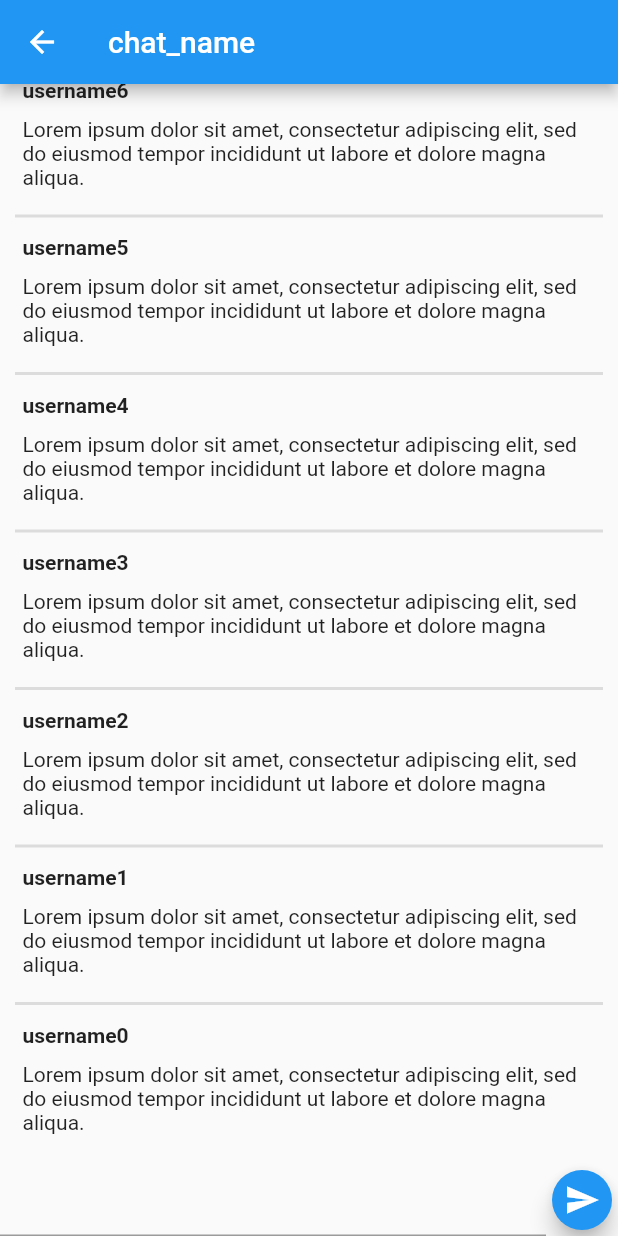
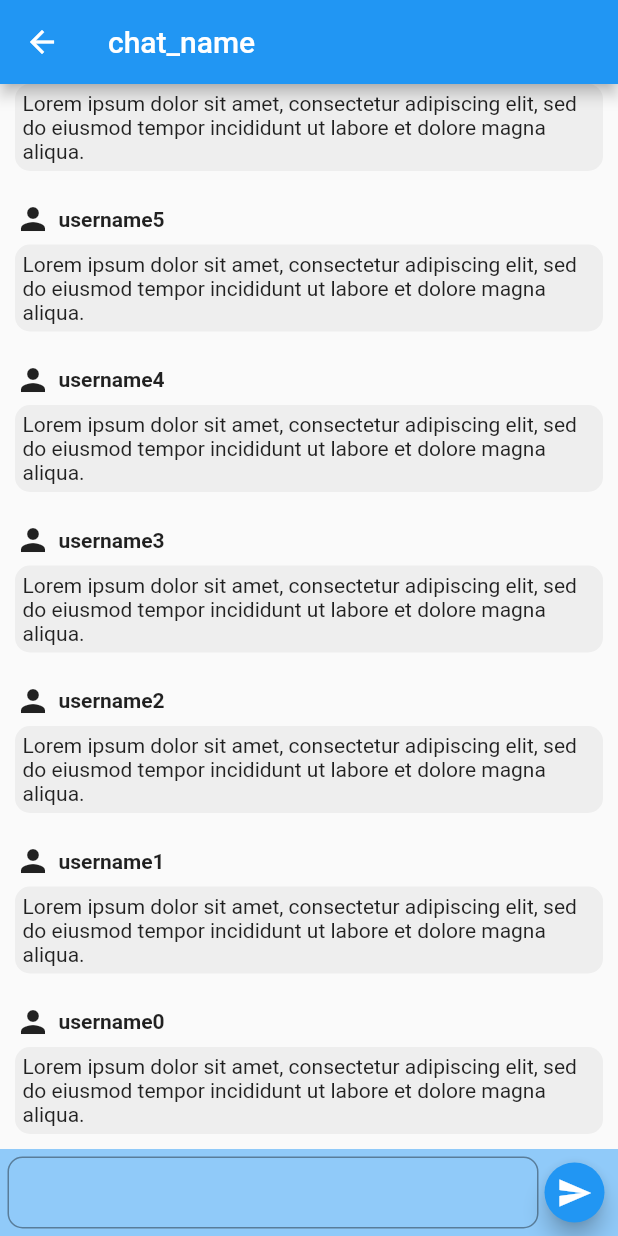
Before and after one commit to afonsoafonsoafonso/bird-chat, a Flutter app: the ChatPage screen opened by its route, on a phone screen of 412 x 824 dp. Run offline on Flutter 3.47's test engine with Material 2 defaults, Android fonts, the phone set to English and light mode, and no system bars.

Commit message:
improved look of chat page

```diff
--- a/bird_chat/lib/screens/ChatPage.dart
+++ b/bird_chat/lib/screens/ChatPage.dart
@@ -37,16 +37,27 @@ class _ChatFormState extends State<ChatForm> {
     super.dispose();
   }
 
+  Widget drawTextField() {
+    return Flexible(
+      child: TextField(
+        decoration: InputDecoration(
+          border: OutlineInputBorder(
+            borderRadius: BorderRadius.circular(10),
+          ),
+          contentPadding: EdgeInsets.all(10),
+        ),
+        controller: this.textController,
+      ),
+    );
+  }
+
   @override
   Widget build(BuildContext context) {
     return Container(
       child: Row(
         children: <Widget>[
-          Flexible(
-            child: TextField(
-              controller: this.textController,
-            ),
-          ),
+          drawTextField()
+          ,
           FloatingActionButton(
             mini: true,
             clipBehavior: Clip.antiAlias,
@@ -55,6 +66,8 @@ class _ChatFormState extends State<ChatForm> {
           )
         ],
       ),
+      padding: EdgeInsets.all(5),
+      color: Theme.of(context).backgroundColor,
     );
   }
 
@@ -90,14 +103,28 @@ class _MessageListState extends State<MessageList> {
         crossAxisAlignment: CrossAxisAlignment.start,
         children: <Widget>[
           Container(
-            margin: EdgeInsets.only(bottom: 5),
-            child: Text("username$i", style: TextStyle(
-
-              fontWeight: FontWeight.bold,
-            ),),
+            margin: EdgeInsets.only(top: 10, bottom: 5),
+            child: Row(
+              children: <Widget>[
+                Icon(Icons.person),
+                Container(
+                  margin: EdgeInsets.only(left: 5),
+                  child: Text(
+                    "username$i",
+                    style: TextStyle(
+                      fontWeight: FontWeight.bold,
+                    ),
+                  ),
+                ),
+              ],
+            ),
           ),
           Container(
-            margin: EdgeInsets.symmetric(vertical: 5, horizontal: 0),
+            decoration: BoxDecoration(
+              color: Color.fromRGBO(1, 1, 1, 0.05),
+              borderRadius: BorderRadius.circular(10),
+            ),
+            padding: EdgeInsets.symmetric(vertical: 5, horizontal: 5),
             child: Text("$text"),
           )
         ],
@@ -118,20 +145,13 @@ class _MessageListState extends State<MessageList> {
         controller: scrollController,
         scrollDirection: Axis.vertical,
         reverse: true,
-        padding: EdgeInsets.all(10),
+        padding: EdgeInsets.all(5),
         itemBuilder: (context,i) {
-          if (i % 2 == 1) {
-            return Divider(
-              thickness: 2,
-            );
-          }
-
-          int index = i ~/ 2;
-          if (index >= messages.length) {
+          if (i >= messages.length) {
             _populateMessages();
           }
 
-          return _buildMessageCard(index, messages[index]);
+          return _buildMessageCard(i, messages[i]);
         },
       ),
     );
```
